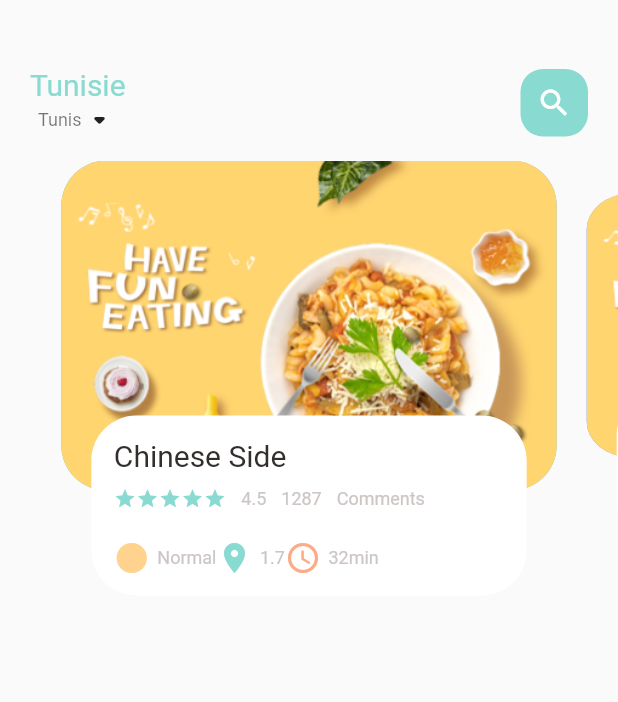
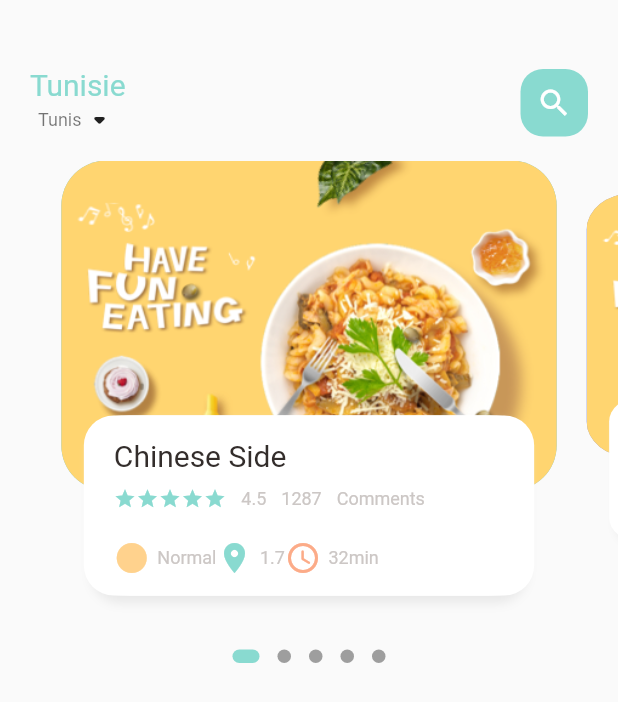
Before and after one commit to lazharkarem/food_delivery, a Flutter app: the screen it shows after launch, on a phone screen of 412 x 824 dp. Shown: the top 702 px of the screen. Run offline on Flutter 3.47's test engine with Material 2 defaults, Android fonts, the phone set to English and light mode, and no system bars; drawn by our look-alikes of dots_indicator.

Commit message:
FoodPageWidgets Shadow and Dot_indicator

```diff
--- a/lib/home/food_page_body.dart
+++ b/lib/home/food_page_body.dart
@@ -1,5 +1,6 @@
-// ignore_for_file: prefer_const_constructors, sized_box_for_whitespace
+// ignore_for_file: prefer_const_constructors, sized_box_for_whitespace, prefer_const_literals_to_create_immutables
 
+import 'package:dots_indicator/dots_indicator.dart';
 import 'package:flutter/cupertino.dart';
 import 'package:flutter/material.dart';
 import 'package:food_delivery/utils/colors.dart';
@@ -36,7 +37,9 @@ class _FoodPageBodyState extends State<FoodPageBody> {
 
   @override
   Widget build(BuildContext context) {
-    return Container(
+    return Column(
+      children: [
+        Container(
           //color: Colors.redAccent,
           height: 320,
           child: PageView.builder(
@@ -45,6 +48,19 @@ class _FoodPageBodyState extends State<FoodPageBody> {
               itemBuilder: (context, position) {
                 return _buildPageItem(position);
               }),
+        ),
+        new DotsIndicator(
+          dotsCount: 5,
+          position: _currPageValue,
+          decorator: DotsDecorator(
+            activeColor: AppColors.mainColor,
+            size: const Size.square(9.0),
+            activeSize: const Size(18.0, 9.0),
+            activeShape: RoundedRectangleBorder(
+                borderRadius: BorderRadius.circular(5.0)),
+          ),
+        )
+      ],
     );
   }
 
@@ -94,9 +110,16 @@ class _FoodPageBodyState extends State<FoodPageBody> {
               height: 120,
               margin: EdgeInsets.only(left: 30, right: 30, bottom: 30),
               decoration: BoxDecoration(
-                borderRadius: BorderRadius.circular(30),
+                  borderRadius: BorderRadius.circular(20),
                   color: Colors.white,
-              ),
+                  boxShadow: [
+                    BoxShadow(
+                        color: Color(0xFFe8e8e8),
+                        blurRadius: 5.0,
+                        offset: Offset(0, 5)),
+                    BoxShadow(color: Colors.white, offset: Offset(-5, 0)),
+                    BoxShadow(color: Colors.white, offset: Offset(5, 0))
+                  ]),
               child: Container(
                 padding: EdgeInsets.only(top: 15, left: 15, right: 15),
                 child: Column(
--- a/lib/home/main_food_page.dart
+++ b/lib/home/main_food_page.dart
@@ -20,6 +20,7 @@ class _MainFoodPageState extends State<MainFoodPage> {
     return Scaffold(
         body: Column(
       children: [
+        //Showing the header
         Container(
           child: Container(
             margin: EdgeInsets.only(top: 45, bottom: 15),
@@ -59,6 +60,7 @@ class _MainFoodPageState extends State<MainFoodPage> {
             ),
           ),
         ),
+        //showing the body
         FoodPageBody(),
       ],
     ));
--- a/pubspec.yaml
+++ b/pubspec.yaml
@@ -29,6 +29,8 @@ environment:
 dependencies:
   flutter:
     sdk: flutter
+  get: ^4.1.4
+  dots_indicator: ^2.1.0
 
   # The following adds the Cupertino Icons font to your application.
   # Use with the CupertinoIcons class for iOS style icons.
```
Also changed, not shown: pubspec.lock. Lines whose indentation alone changed are shown as unchanged.
